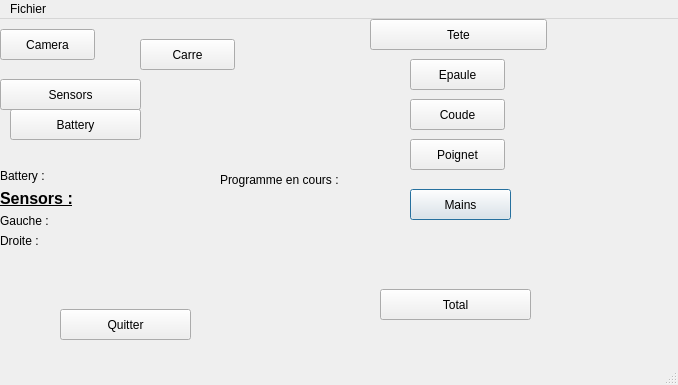
First picture: the form in NAO /Interface.ui, repository dussotro/StageRobZerr, before the edit.
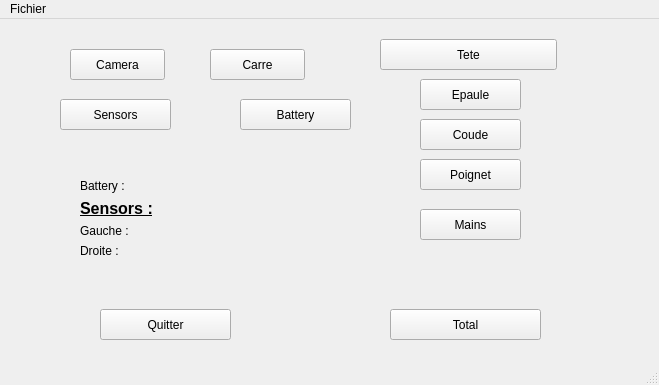
Second picture: the form after the edit.

Commit message: Maj interface graphique

The edit to the form file:
```diff
--- a/NAO /Interface.ui
+++ b/NAO /Interface.ui
@@ -9,7 +9,7 @@
    <rect>
     <x>0</x>
     <y>0</y>
-    <width>678</width>
+    <width>659</width>
     <height>385</height>
    </rect>
   </property>
@@ -20,8 +20,8 @@
    <widget class="QPushButton" name="Bouton_square">
     <property name="geometry">
      <rect>
-      <x>140</x>
-      <y>20</y>
+      <x>210</x>
+      <y>30</y>
       <width>95</width>
       <height>31</height>
      </rect>
@@ -42,8 +42,8 @@
    <widget class="QWidget" name="formLayoutWidget">
     <property name="geometry">
      <rect>
-      <x>0</x>
-      <y>150</y>
+      <x>80</x>
+      <y>160</y>
       <width>201</width>
       <height>117</height>
      </rect>
@@ -106,7 +106,7 @@
    <widget class="QPushButton" name="Bouton_Stop">
     <property name="geometry">
      <rect>
-      <x>60</x>
+      <x>100</x>
       <y>290</y>
       <width>131</width>
       <height>31</height>
@@ -119,8 +119,8 @@
    <widget class="QPushButton" name="Bouton_Tete">
     <property name="geometry">
      <rect>
-      <x>370</x>
-      <y>0</y>
+      <x>380</x>
+      <y>20</y>
       <width>177</width>
       <height>31</height>
      </rect>
@@ -132,8 +132,8 @@
    <widget class="QPushButton" name="Bouton_Total">
     <property name="geometry">
      <rect>
-      <x>380</x>
-      <y>270</y>
+      <x>390</x>
+      <y>290</y>
       <width>151</width>
       <height>31</height>
      </rect>
@@ -145,9 +145,9 @@
    <widget class="QPushButton" name="Bouton_Epaule">
     <property name="geometry">
      <rect>
-      <x>410</x>
-      <y>40</y>
-      <width>95</width>
+      <x>420</x>
+      <y>60</y>
+      <width>101</width>
       <height>31</height>
      </rect>
     </property>
@@ -158,9 +158,9 @@
    <widget class="QPushButton" name="Bouton_Coude">
     <property name="geometry">
      <rect>
-      <x>410</x>
-      <y>80</y>
-      <width>95</width>
+      <x>420</x>
+      <y>100</y>
+      <width>101</width>
       <height>31</height>
      </rect>
     </property>
@@ -171,9 +171,9 @@
    <widget class="QPushButton" name="Bouton_Poignet">
     <property name="geometry">
      <rect>
-      <x>410</x>
-      <y>120</y>
-      <width>95</width>
+      <x>420</x>
+      <y>140</y>
+      <width>101</width>
       <height>31</height>
      </rect>
     </property>
@@ -184,9 +184,9 @@
    <widget class="QPushButton" name="Bouton_battery">
     <property name="geometry">
      <rect>
-      <x>10</x>
-      <y>90</y>
-      <width>131</width>
+      <x>240</x>
+      <y>80</y>
+      <width>111</width>
       <height>31</height>
      </rect>
     </property>
@@ -197,9 +197,9 @@
    <widget class="QPushButton" name="Bouton_sensors">
     <property name="geometry">
      <rect>
-      <x>0</x>
-      <y>60</y>
-      <width>141</width>
+      <x>60</x>
+      <y>80</y>
+      <width>111</width>
       <height>31</height>
      </rect>
     </property>
@@ -210,8 +210,8 @@
    <widget class="QPushButton" name="Bouton_main">
     <property name="geometry">
      <rect>
-      <x>410</x>
-      <y>170</y>
+      <x>420</x>
+      <y>190</y>
       <width>101</width>
       <height>31</height>
      </rect>
@@ -223,14 +223,14 @@
      <bool>false</bool>
     </property>
     <property name="default">
-     <bool>true</bool>
+     <bool>false</bool>
     </property>
    </widget>
    <widget class="QPushButton" name="Bouton_Camera">
     <property name="geometry">
      <rect>
-      <x>0</x>
-      <y>10</y>
+      <x>70</x>
+      <y>30</y>
       <width>95</width>
       <height>31</height>
      </rect>
@@ -239,39 +239,13 @@
      <string>Camera</string>
     </property>
    </widget>
-   <widget class="QLabel" name="label_4">
-    <property name="geometry">
-     <rect>
-      <x>220</x>
-      <y>150</y>
-      <width>151</width>
-      <height>21</height>
-     </rect>
-    </property>
-    <property name="text">
-     <string>Programme en cours :</string>
-    </property>
-   </widget>
-   <widget class="QLabel" name="label_prog">
-    <property name="geometry">
-     <rect>
-      <x>220</x>
-      <y>170</y>
-      <width>151</width>
-      <height>21</height>
-     </rect>
-    </property>
-    <property name="text">
-     <string/>
-    </property>
-   </widget>
   </widget>
   <widget class="QMenuBar" name="menubar">
    <property name="geometry">
     <rect>
      <x>0</x>
      <y>0</y>
-     <width>678</width>
+     <width>659</width>
      <height>27</height>
     </rect>
    </property>
```
The commit also changes 6 other files.
